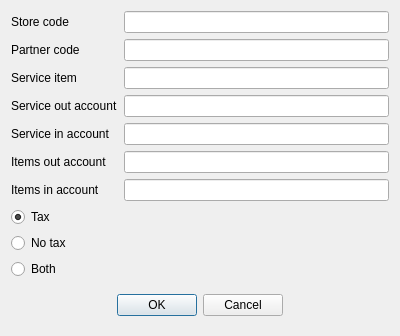
This is FrontDesk/dlgexportsaletoasoptions.ui in End1-1/Cafe5 as Qt 5 draws it before an edit. The edited form follows.
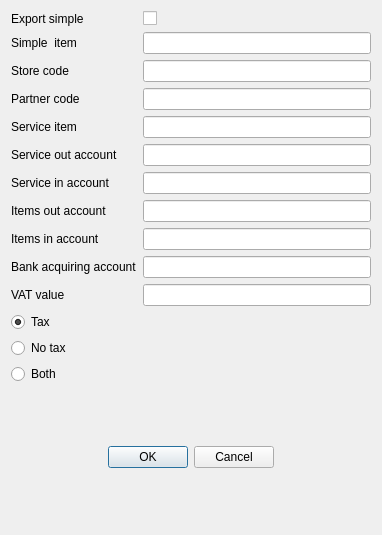
This is the edited form. Custom widgets are drawn as their Qt base class.

What changed in the file:
```diff
--- a/FrontDesk/dlgexportsaletoasoptions.ui
+++ b/FrontDesk/dlgexportsaletoasoptions.ui
@@ -6,69 +6,49 @@
    <rect>
     <x>0</x>
     <y>0</y>
-    <width>400</width>
-    <height>310</height>
+    <width>382</width>
+    <height>535</height>
    </rect>
   </property>
   <property name="windowTitle">
    <string>Export options</string>
   </property>
   <layout class="QGridLayout" name="gridLayout">
-   <item row="1" column="0">
-    <widget class="QLabel" name="label_2">
-     <property name="text">
-      <string>Partner code</string>
-     </property>
-    </widget>
-   </item>
-   <item row="2" column="1">
-    <widget class="QLineEdit" name="leServiceItem"/>
-   </item>
-   <item row="3" column="0">
-    <widget class="QLabel" name="label_4">
-     <property name="text">
-      <string>Service out account</string>
-     </property>
-    </widget>
-   </item>
-   <item row="4" column="1">
-    <widget class="QLineEdit" name="leServiceInAccount"/>
-   </item>
-   <item row="0" column="0">
-    <widget class="QLabel" name="label">
-     <property name="text">
-      <string>Store code</string>
-     </property>
-    </widget>
-   </item>
-   <item row="7" column="0" colspan="2">
-    <widget class="QRadioButton" name="rbTax">
-     <property name="text">
-      <string>Tax</string>
-     </property>
-     <property name="checked">
-      <bool>true</bool>
-     </property>
-    </widget>
-   </item>
-   <item row="8" column="0" colspan="2">
-    <widget class="QRadioButton" name="rbNoTax">
-     <property name="text">
-      <string>No tax</string>
-     </property>
-    </widget>
-   </item>
-   <item row="9" column="0" colspan="2">
+   <item row="14" column="0" colspan="2">
     <widget class="QRadioButton" name="rbBoth">
      <property name="text">
       <string>Both</string>
      </property>
     </widget>
    </item>
-   <item row="3" column="1">
+   <item row="10" column="1">
+    <widget class="QLineEdit" name="leBankAcc"/>
+   </item>
+   <item row="6" column="0">
+    <widget class="QLabel" name="label_4">
+     <property name="text">
+      <string>Service out account</string>
+     </property>
+    </widget>
+   </item>
+   <item row="9" column="0">
+    <widget class="QLabel" name="label_6">
+     <property name="text">
+      <string>Items in account</string>
+     </property>
+    </widget>
+   </item>
+   <item row="4" column="0">
+    <widget class="QLabel" name="label_2">
+     <property name="text">
+      <string>Partner code</string>
+     </property>
+    </widget>
+   </item>
+   <item row="6" column="1">
     <widget class="QLineEdit" name="leServiceOutAccount"/>
    </item>
-   <item row="10" column="0" colspan="2">
+   <item row="15" column="0" colspan="2">
     <widget class="QWidget" name="widget" native="true">
      <layout class="QHBoxLayout" name="horizontalLayout">
       <item>
@@ -114,46 +94,110 @@
      </layout>
     </widget>
    </item>
-   <item row="0" column="1">
+   <item row="7" column="1">
+    <widget class="QLineEdit" name="leServiceInAccount"/>
+   </item>
+   <item row="11" column="1">
+    <widget class="QLineEdit" name="leVATValue"/>
+   </item>
+   <item row="5" column="1">
+    <widget class="QLineEdit" name="leServiceItem"/>
+   </item>
+   <item row="3" column="1">
     <widget class="C5LineEdit" name="leStoreCode"/>
    </item>
-   <item row="1" column="1">
+   <item row="12" column="0" colspan="2">
+    <widget class="QRadioButton" name="rbTax">
+     <property name="text">
+      <string>Tax</string>
+     </property>
+     <property name="checked">
+      <bool>true</bool>
+     </property>
+    </widget>
+   </item>
+   <item row="8" column="1">
+    <widget class="QLineEdit" name="leItemOutAccount"/>
+   </item>
+   <item row="3" column="0">
+    <widget class="QLabel" name="label">
+     <property name="text">
+      <string>Store code</string>
+     </property>
+    </widget>
+   </item>
+   <item row="11" column="0">
+    <widget class="QLabel" name="label_9">
+     <property name="text">
+      <string>VAT value</string>
+     </property>
+    </widget>
+   </item>
+   <item row="8" column="0">
+    <widget class="QLabel" name="label_7">
+     <property name="text">
+      <string>Items out account</string>
+     </property>
+    </widget>
+   </item>
+   <item row="4" column="1">
     <widget class="C5LineEdit" name="lePartnerCode"/>
    </item>
-   <item row="2" column="0">
-    <widget class="QLabel" name="label_3">
+   <item row="0" column="0">
+    <widget class="QLabel" name="label_10">
      <property name="text">
-      <string>Service item</string>
+      <string>Export simple</string>
      </property>
     </widget>
    </item>
-   <item row="4" column="0">
+   <item row="7" column="0">
     <widget class="QLabel" name="label_5">
      <property name="text">
       <string>Service in account</string>
      </property>
     </widget>
    </item>
-   <item row="6" column="0">
-    <widget class="QLabel" name="label_6">
+   <item row="13" column="0" colspan="2">
+    <widget class="QRadioButton" name="rbNoTax">
      <property name="text">
-      <string>Items in account</string>
+      <string>No tax</string>
+     </property>
+    </widget>
+   </item>
+   <item row="10" column="0">
+    <widget class="QLabel" name="label_8">
+     <property name="text">
+      <string>Bank acquiring account</string>
      </property>
     </widget>
    </item>
    <item row="5" column="0">
-    <widget class="QLabel" name="label_7">
+    <widget class="QLabel" name="label_3">
      <property name="text">
-      <string>Items out account</string>
+      <string>Service item</string>
      </property>
     </widget>
    </item>
-   <item row="5" column="1">
-    <widget class="QLineEdit" name="leItemOutAccount"/>
-   </item>
-   <item row="6" column="1">
+   <item row="9" column="1">
     <widget class="QLineEdit" name="leItemInAccount"/>
    </item>
+   <item row="0" column="1">
+    <widget class="QCheckBox" name="chExportSimple">
+     <property name="text">
+      <string/>
+     </property>
+    </widget>
+   </item>
+   <item row="1" column="0">
+    <widget class="QLabel" name="label_11">
+     <property name="text">
+      <string>Simple  item</string>
+     </property>
+    </widget>
+   </item>
+   <item row="1" column="1">
+    <widget class="QLineEdit" name="leSimpleItem"/>
+   </item>
   </layout>
  </widget>
  <customwidgets>
```
Left out of the diff: 18 changed lines with no effect on the pictures.
